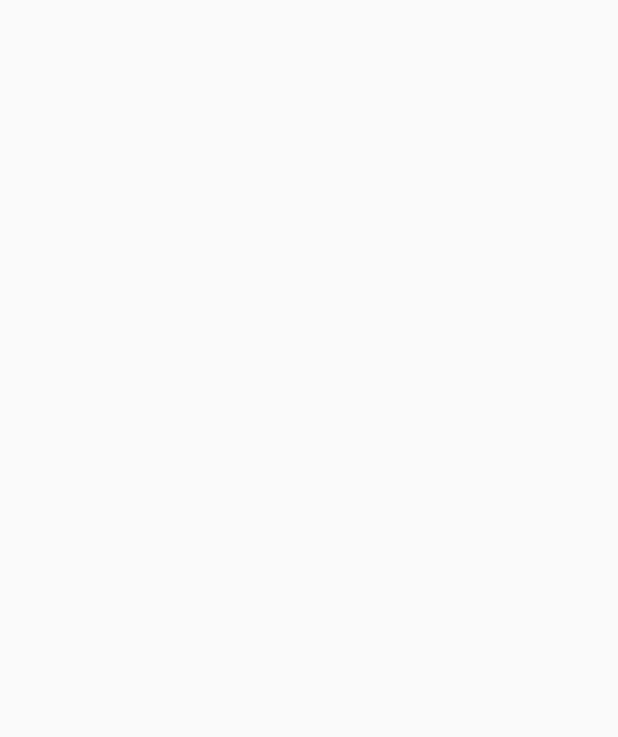
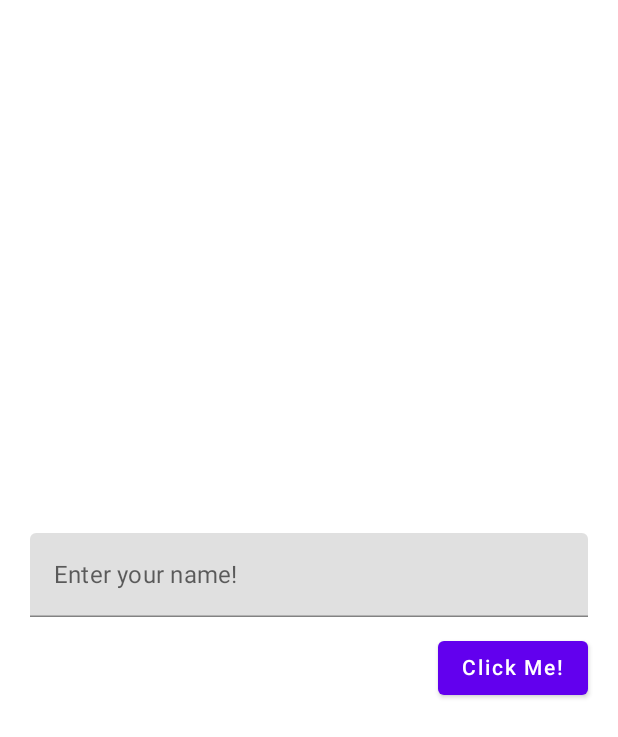
Before and after one commit to MhmdAwad/JetpackComposePlayground, an Android app built with Jetpack Compose: the screen it shows after launch (MainActivity), on a phone screen of 412 x 824 dp. Before the commit the part shown is empty. Shown: the top 737 px of the screen. Run offline under Robolectric (Android 15) with nearby library versions, the phone set to English and light mode, and no system bars.

Commit message:
add coroutines scope in compose and use textFields, buttons and snackBar

```diff
--- a/app/src/main/java/com/mhmdawad/testingplayground/MainActivity.kt
+++ b/app/src/main/java/com/mhmdawad/testingplayground/MainActivity.kt
@@ -3,21 +3,62 @@ package com.mhmdawad.testingplayground
 import android.os.Bundle
 import androidx.activity.ComponentActivity
 import androidx.activity.compose.setContent
-import androidx.compose.foundation.layout.fillMaxSize
-import androidx.compose.material.MaterialTheme
-import androidx.compose.material.Surface
-import androidx.compose.material.Text
-import androidx.compose.runtime.Composable
+import androidx.compose.foundation.layout.*
+import androidx.compose.material.*
+import androidx.compose.runtime.*
+import androidx.compose.ui.Alignment
 import androidx.compose.ui.Modifier
-import androidx.compose.ui.tooling.preview.Preview
-import com.mhmdawad.testingplayground.ui.theme.JetpackComposePlaygroundTheme
+import androidx.compose.ui.unit.dp
+import kotlinx.coroutines.launch
 
 class MainActivity : ComponentActivity() {
     override fun onCreate(savedInstanceState: Bundle?) {
         super.onCreate(savedInstanceState)
         setContent {
+            val scaffoldState = rememberScaffoldState()
+            val coroutineScope = rememberCoroutineScope()
+            var textFieldValue by remember {
+                mutableStateOf("")
+            }
+            Scaffold(
+                scaffoldState = scaffoldState,
+                modifier = Modifier.fillMaxSize()
+            ) {
+                Column(
+                    modifier = Modifier
+                        .fillMaxSize()
+                        .padding(20.dp),
+                    verticalArrangement = Arrangement.Center
+                ) {
+                    TextField(
+                        value = textFieldValue,
+                        label = {
+                            Text(text = "Enter your name!")
+                        },
+                        onValueChange = {
+                            textFieldValue = it
+                        },
+                        modifier = Modifier.fillMaxWidth(),
+                        singleLine = true
+                    )
+                    Spacer(modifier = Modifier.height(10.dp))
+                    Box(
+                        modifier = Modifier.fillMaxWidth(),
+                        contentAlignment = Alignment.CenterEnd
+                    ) {
+                        Button(
+                            onClick = {
+                                coroutineScope.launch {
+                                    scaffoldState.snackbarHostState.
+                                    showSnackbar("Hello $textFieldValue")
+                                }
+                            }) {
+                            Text(text = "Click Me!")
+                        }
+                    }
 
-
+                }
+            }
         }
     }
 }
```
